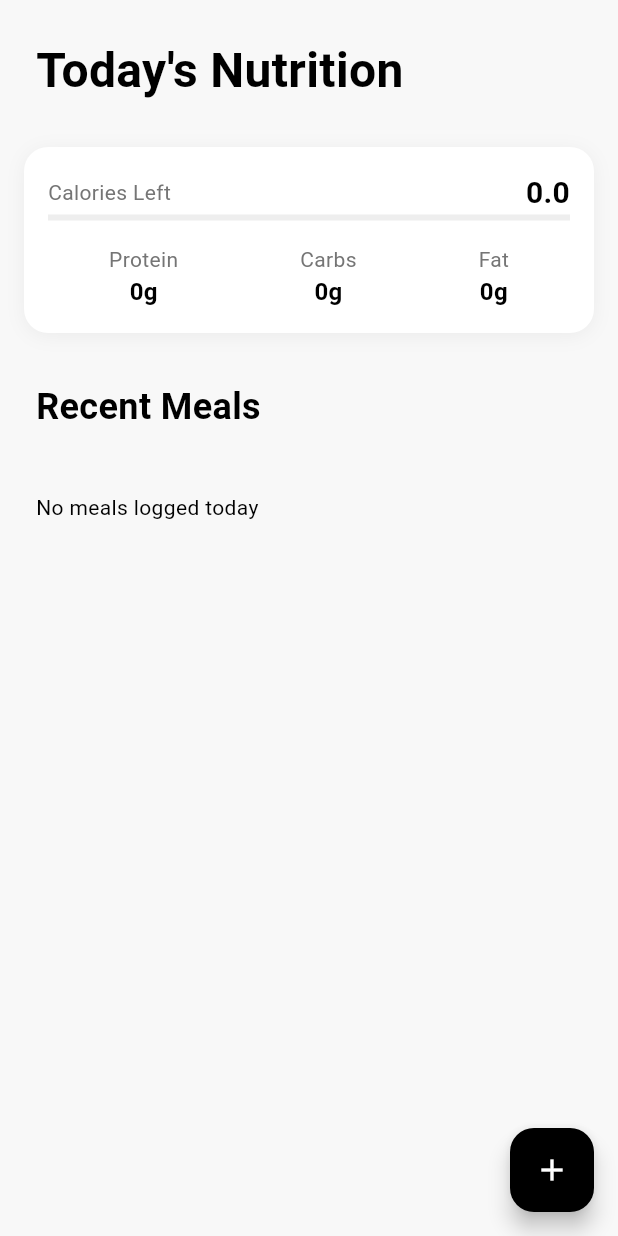
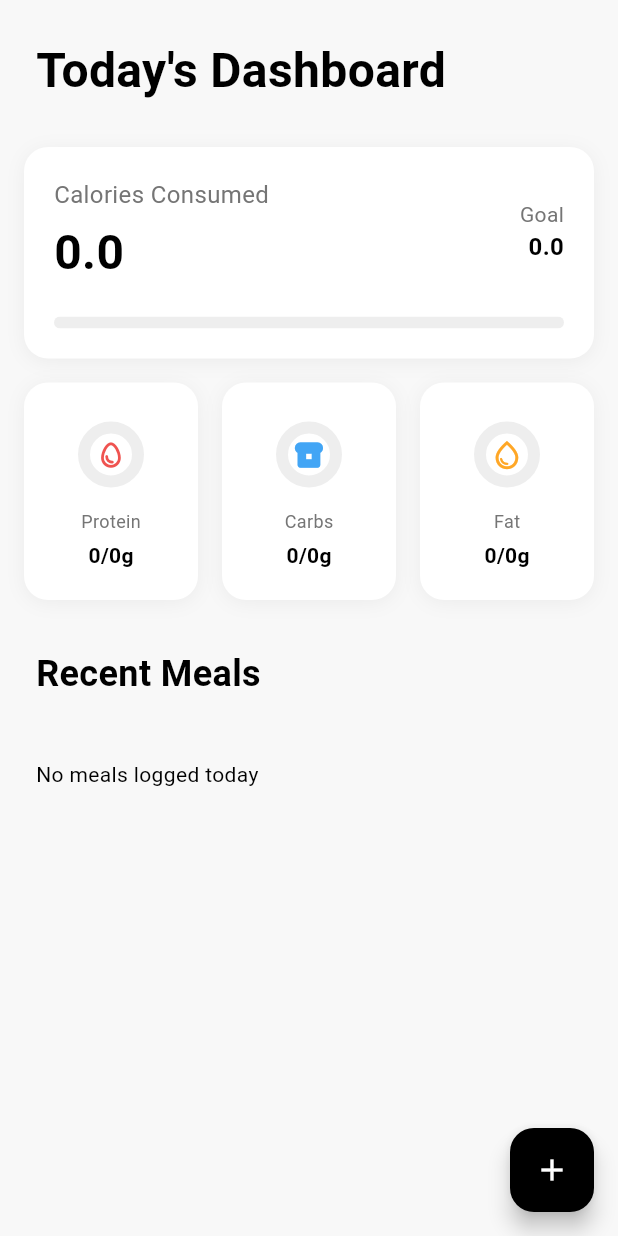
Before and after one commit to akhatsuleimenov/Bites, a Flutter app: the DashboardScreen screen opened directly, on a phone screen of 412 x 824 dp. Run offline on Flutter 3.47's test engine with Material 3 defaults, Android fonts, the light colour scheme and no system bars; our stand-ins replace cached_network_image, cloud_firestore, firebase_auth, firebase_core, firebase_storage, fl_chart and 4 more; accounts and stored records are empty.

Commit message:
feat: new design of macros

```diff
--- a/lib/core/services/firebase_service.dart
+++ b/lib/core/services/firebase_service.dart
@@ -121,42 +121,6 @@ class FirebaseService {
     await _firestore.collection('users').doc(userId).update(updates);
   }
 
-  Stream<List<MealLog>> getWeeklyMealLogsStream(String userId) {
-    final now = DateTime.now();
-    final startOfWeek = DateTime(now.year, now.month, now.day)
-        .subtract(const Duration(days: 1)); // CHANGE THIS TO 7
-
-    return _firestore
-        .collection('meal_logs')
-        .where('userId', isEqualTo: userId)
-        .where('dateTime', isGreaterThanOrEqualTo: startOfWeek)
-        .orderBy('dateTime', descending: true)
-        .snapshots()
-        .map((snapshot) =>
-            snapshot.docs.map((doc) => MealLog.fromFirestore(doc)).toList());
-  }
-
-  // Update user goals
-  Future<void> updateUserGoals({
-    required String userId,
-    required String goal,
-    required double targetWeight,
-    required String workoutFrequency,
-  }) async {
-    try {
-      await _firestore.collection('users').doc(userId).update({
-        'goal': goal,
-        'targetWeight': targetWeight,
-        'workoutFrequency': workoutFrequency,
-      });
-    } catch (e) {
-      throw FirebaseException(
-        plugin: 'bytes',
-        message: 'Failed to update user goals: $e',
-      );
-    }
-  }
-
   // Update notification settings
   Future<void> updateNotificationSettings({
     required String userId,
@@ -182,7 +146,7 @@ class FirebaseService {
 
   Future<List<MealLog>> getWeeklyMealLogs(
       String userId, DateTime weekStart) async {
-    final weekEnd = weekStart.add(const Duration(days: 1));
+    final weekEnd = weekStart.add(const Duration(days: 7));
 
     final snapshot = await _firestore
         .collection('meal_logs')
--- a/lib/features/dashboard/controllers/dashboard_controller.dart
+++ b/lib/features/dashboard/controllers/dashboard_controller.dart
@@ -80,7 +80,6 @@ class DashboardController extends ChangeNotifier {
           notifyListeners();
         },
       );
-
       await loadWeightLogs();
     } catch (e) {
       print('Error loading dashboard data: $e');
--- a/lib/features/dashboard/screens/dashboard_screen.dart
+++ b/lib/features/dashboard/screens/dashboard_screen.dart
@@ -8,10 +8,7 @@ import 'package:provider/provider.dart';
 import 'package:bytes/core/constants/app_typography.dart';
 import 'package:bytes/core/models/food_models.dart';
 import 'package:bytes/features/dashboard/controllers/dashboard_controller.dart';
-import 'package:bytes/features/dashboard/widgets/calorie_card.dart';
-import 'package:bytes/features/dashboard/widgets/meal_log_card.dart';
-import 'package:bytes/features/dashboard/widgets/meal_log_details.dart';
-import 'package:bytes/features/dashboard/widgets/weight_progress_card.dart';
+import 'package:bytes/features/dashboard/widgets/widgets.dart';
 
 class DashboardScreen extends StatelessWidget {
   const DashboardScreen({super.key});
@@ -30,7 +27,7 @@ class DashboardScreen extends StatelessWidget {
                   Padding(
                     padding: const EdgeInsets.all(24.0).copyWith(bottom: 12.0),
                     child: Text(
-                      'Today\'s Nutrition',
+                      'Today\'s Dashboard',
                       style: AppTypography.headlineLarge,
                     ),
                   ),
@@ -39,9 +36,25 @@ class DashboardScreen extends StatelessWidget {
                       slivers: [
                         // Calorie and macro tracking
                         SliverToBoxAdapter(
-                          child: CalorieCard(
-                            remainingMacros: controller.remainingMacros,
-                            goal: controller.nutritionPlan.calories,
+                          child: Padding(
+                            padding: const EdgeInsets.all(16.0),
+                            child: Column(
+                              crossAxisAlignment: CrossAxisAlignment.start,
+                              children: [
+                                CalorieCard(
+                                  targetCalories:
+                                      controller.nutritionPlan.calories,
+                                  remainingCalories:
+                                      controller.remainingMacros.calories,
+                                ),
+                                const SizedBox(height: 16),
+                                NutritionGrid(
+                                  targetNutrition: controller.nutritionPlan,
+                                  remainingNutrition:
+                                      controller.remainingMacros,
+                                ),
+                              ],
+                            ),
                           ),
                         ),
 
--- a/lib/features/dashboard/widgets/calorie_card.dart
+++ /dev/null
@@ -1,113 +0,0 @@
-// Flutter imports:
-import 'package:flutter/material.dart';
-
-// Project imports:
-import 'package:bytes/core/constants/app_typography.dart';
-import 'package:bytes/core/models/food_models.dart';
-import 'package:bytes/shared/widgets/cards.dart';
-
-class CalorieCard extends StatelessWidget {
-  final NutritionData remainingMacros;
-  final double goal;
-
-  const CalorieCard({
-    super.key,
-    required this.remainingMacros,
-    required this.goal,
-  });
-
-  @override
-  Widget build(BuildContext context) {
-    return Padding(
-      padding: const EdgeInsets.all(16.0),
-      child: BaseCard(
-        child: Column(
-          children: [
-            // Calories
-            Row(
-              mainAxisAlignment: MainAxisAlignment.spaceBetween,
-              children: [
-                Text(
-                  'Calories Left',
-                  style: AppTypography.bodyMedium.copyWith(
-                    color: Colors.grey[600],
-                  ),
-                ),
-                Text(
-                  '${remainingMacros.calories}',
-                  style: AppTypography.headlineSmall.copyWith(
-                    fontWeight: FontWeight.bold,
-                  ),
-                ),
-              ],
-            ),
-
-            LinearProgressIndicator(
-              value: 1 - (remainingMacros.calories / goal).clamp(0.0, 1.0),
-              backgroundColor: Colors.grey[200],
-              valueColor: AlwaysStoppedAnimation<Color>(
-                remainingMacros.calories > 0 ? Colors.green : Colors.red,
-              ),
-            ),
-            SizedBox(height: 16),
-
-            // Macros
-            Row(
-              mainAxisAlignment: MainAxisAlignment.spaceAround,
-              children: [
-                MacroDetail(
-                  label: 'Protein',
-                  value: remainingMacros.protein.toInt(),
-                  unit: 'g',
-                ),
-                MacroDetail(
-                  label: 'Carbs',
-                  value: remainingMacros.carbs.toInt(),
-                  unit: 'g',
-                ),
-                MacroDetail(
-                  label: 'Fat',
-                  value: remainingMacros.fats.toInt(),
-                  unit: 'g',
-                ),
-              ],
-            ),
-          ],
-        ),
-      ),
-    );
-  }
-}
-
-class MacroDetail extends StatelessWidget {
-  final String label;
-  final int value;
-  final String unit;
-
-  const MacroDetail({
-    super.key,
-    required this.label,
-    required this.value,
-    required this.unit,
-  });
-
-  @override
-  Widget build(BuildContext context) {
-    return Column(
-      children: [
-        Text(
-          label,
-          style: AppTypography.bodyMedium.copyWith(
-            color: Colors.grey[600],
-          ),
-        ),
-        Text(
-          '$value$unit',
-          style: AppTypography.bodyLarge.copyWith(
-            fontWeight: FontWeight.bold,
-          ),
-        ),
-      ],
-    );
-  }
-}
--- /dev/null
+++ b/lib/features/dashboard/widgets/macros_card.dart
@@ -0,0 +1,201 @@
+import 'package:bytes/core/constants/app_typography.dart';
+import 'package:bytes/core/models/food_models.dart';
+import 'package:bytes/shared/widgets/cards.dart';
+import 'package:flutter/material.dart';
+
+class CalorieCard extends StatelessWidget {
+  final double targetCalories;
+  final double remainingCalories;
+  const CalorieCard({
+    super.key,
+    required this.targetCalories,
+    required this.remainingCalories,
+  });
+  @override
+  Widget build(BuildContext context) {
+    final double progress =
+        (targetCalories - remainingCalories) / targetCalories;
+    return BaseCard(
+      padding: const EdgeInsets.all(20),
+      child: Column(
+        crossAxisAlignment: CrossAxisAlignment.start,
+        children: [
+          Row(
+            mainAxisAlignment: MainAxisAlignment.spaceBetween,
+            children: [
+              Column(
+                crossAxisAlignment: CrossAxisAlignment.start,
+                children: [
+                  Text(
+                    'Calories Consumed',
+                    style: AppTypography.bodyLarge.copyWith(
+                      color: Colors.grey[600],
+                    ),
+                  ),
+                  const SizedBox(height: 4),
+                  Text(
+                    (targetCalories - remainingCalories).toString(),
+                    style: AppTypography.headlineLarge,
+                  ),
+                ],
+              ),
+              Column(
+                crossAxisAlignment: CrossAxisAlignment.end,
+                children: [
+                  Text(
+                    'Goal',
+                    style: AppTypography.bodyMedium.copyWith(
+                      color: Colors.grey[600],
+                    ),
+                  ),
+                  Text(
+                    targetCalories.toString(),
+                    style: AppTypography.bodyLarge.copyWith(
+                      fontWeight: FontWeight.bold,
+                    ),
+                  ),
+                ],
+              ),
+            ],
+          ),
+          const SizedBox(height: 20),
+          ClipRRect(
+            borderRadius: BorderRadius.circular(4),
+            child: LinearProgressIndicator(
+              value: targetCalories > 0 ? progress : 0,
+              backgroundColor: Colors.grey[200],
+              minHeight: 8,
+            ),
+          ),
+        ],
+      ),
+    );
+  }
+}
+
+class NutritionGrid extends StatelessWidget {
+  final NutritionData targetNutrition;
+  final NutritionData remainingNutrition;
+  const NutritionGrid({
+    super.key,
+    required this.targetNutrition,
+    required this.remainingNutrition,
+  });
+  @override
+  Widget build(BuildContext context) {
+    return GridView.count(
+      crossAxisCount: 3,
+      shrinkWrap: true,
+      physics: const NeverScrollableScrollPhysics(),
+      mainAxisSpacing: 16,
+      crossAxisSpacing: 16,
+      childAspectRatio: 0.8,
+      children: [
+        _MacroCard(
+          title: 'Protein',
+          consumed:
+              (targetNutrition.protein - remainingNutrition.protein).toInt(),
+          target: targetNutrition.protein.toInt(),
+          unit: 'g',
+          color: Colors.red[400]!,
+        ),
+        _MacroCard(
+          title: 'Carbs',
+          consumed: (targetNutrition.carbs - remainingNutrition.carbs).toInt(),
+          target: targetNutrition.carbs.toInt(),
+          unit: 'g',
+          color: Colors.blue[400]!,
+        ),
+        _MacroCard(
+          title: 'Fat',
+          consumed: (targetNutrition.fats - remainingNutrition.fats).toInt(),
+          target: targetNutrition.fats.toInt(),
+          unit: 'g',
+          color: Colors.orange[400]!,
+        ),
+      ],
+    );
+  }
+}
+
+class _MacroCard extends StatelessWidget {
+  final String title;
+  final int consumed;
+  final int target;
+  final String unit;
+  final Color color;
+  const _MacroCard({
+    required this.title,
+    required this.consumed,
+    required this.target,
+    required this.unit,
+    required this.color,
+  });
+  @override
+  Widget build(BuildContext context) {
+    return BaseCard(
+      child: LayoutBuilder(
+        builder: (context, constraints) {
+          final availableHeight = constraints.maxHeight;
+          final progressSize = availableHeight * 0.5;
+          return Column(
+            mainAxisAlignment: MainAxisAlignment.center,
+            mainAxisSize: MainAxisSize.min,
+            children: [
+              SizedBox(
+                height: progressSize,
+                width: progressSize,
+                child: Stack(
+                  alignment: Alignment.center,
+                  children: [
+                    CircularProgressIndicator(
+                      value: target > 0 ? consumed / target : 0,
+                      backgroundColor: Colors.grey[200],
+                      color: color,
+                      strokeWidth: 8,
+                    ),
+                    Icon(
+                      _getIconForMacro(title),
+                      color: color,
+                      size: progressSize * 0.4,
+                    ),
+                  ],
+                ),
+              ),
+              const SizedBox(height: 8),
+              Text(
+                title,
+                style: AppTypography.bodySmall.copyWith(
+                  color: Colors.grey[600],
+                ),
+              ),
+              const SizedBox(height: 4),
+              FittedBox(
+                fit: BoxFit.scaleDown,
+                child: Text(
+                  '$consumed/$target$unit',
+                  style: AppTypography.bodyMedium.copyWith(
+                    fontWeight: FontWeight.bold,
+                  ),
+                ),
+              ),
+            ],
+          );
+        },
+      ),
+    );
+  }
+
+  IconData _getIconForMacro(String title) {
+    switch (title.toLowerCase()) {
+      case 'protein':
+        return Icons.egg_outlined;
+      case 'carbs':
+        return Icons.breakfast_dining;
+      case 'fat':
+        return Icons.water_drop_outlined;
+      default:
+        return Icons.circle_outlined;
+    }
+  }
+}
--- a/lib/features/dashboard/widgets/weight_progress_card.dart
+++ b/lib/features/dashboard/widgets/weight_progress_card.dart
@@ -52,7 +52,7 @@ class WeightProgressCard extends StatelessWidget {
               children: [
                 Text(
                   'Weight Progress',
-                  style: AppTypography.bodyMedium.copyWith(
+                  style: AppTypography.bodyLarge.copyWith(
                     color: Colors.grey[600],
                   ),
                 ),
--- /dev/null
+++ b/lib/features/dashboard/widgets/widgets.dart
@@ -0,0 +1,4 @@
+export 'macros_card.dart';
+export 'meal_log_card.dart';
+export 'meal_log_details.dart';
+export 'weight_progress_card.dart';
```
